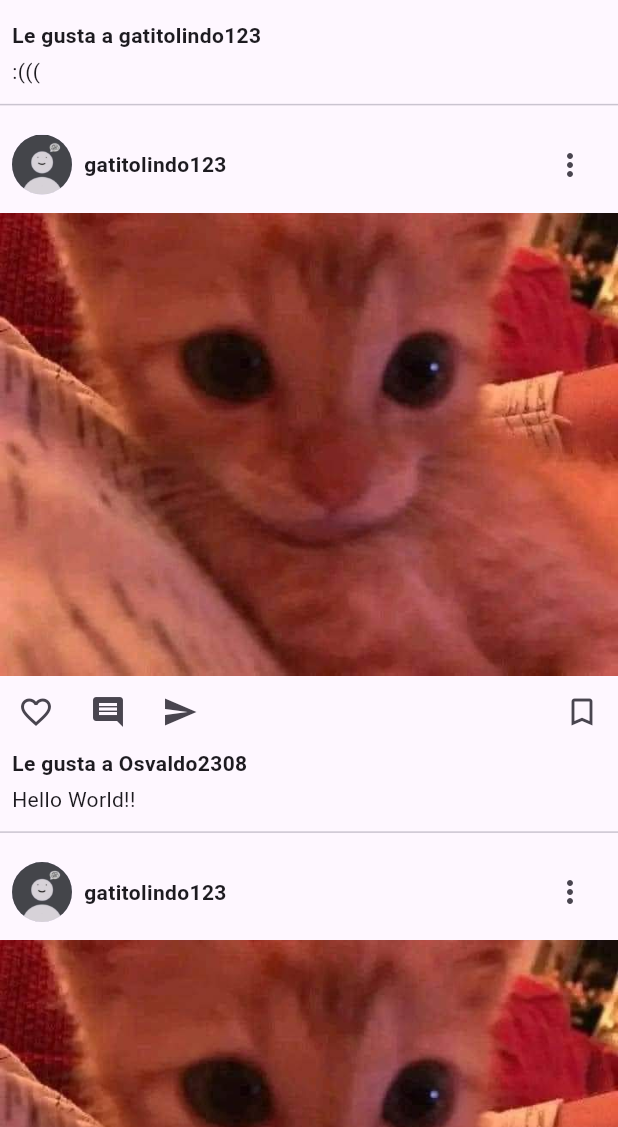
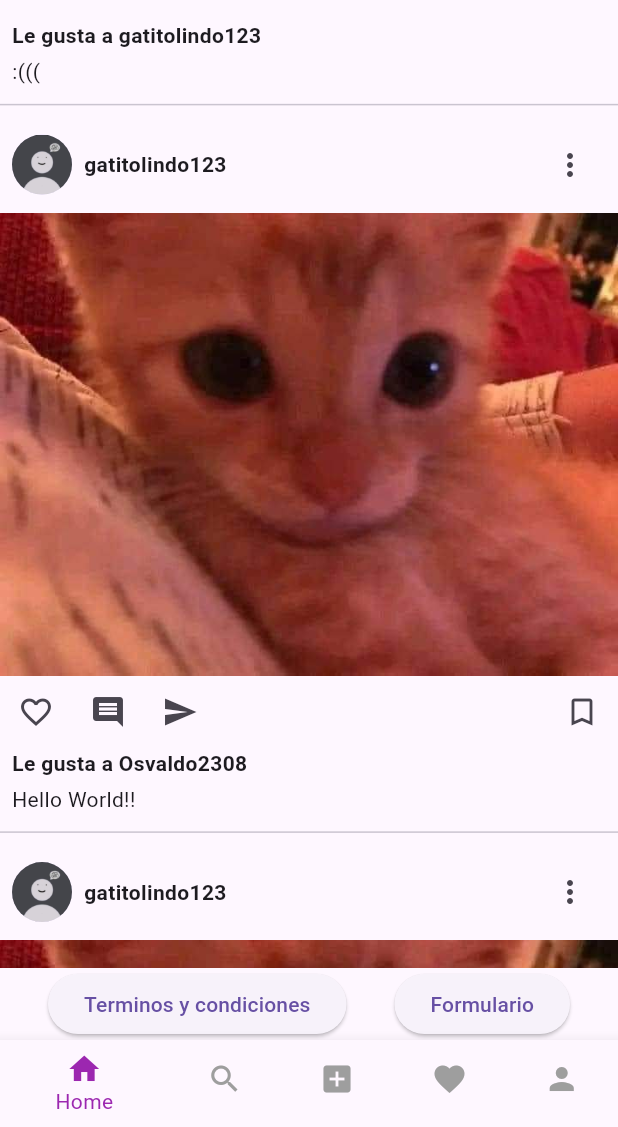
Before and after one commit to Osvaldo2308/9B_Maye_Osvaldo_App1, a Flutter app: the screen it shows after launch, scrolled down 576 dp, on a phone screen of 412 x 824 dp, the part 109-1236 px from its top. Run offline on Flutter 3.47's test engine with Material 3 defaults, Android fonts, the phone set to English and light mode, and no system bars.

```diff
--- a/lib/main.dart
+++ b/lib/main.dart
@@ -4,9 +4,14 @@ import 'package:flutter/material.dart';
 
 void main() => runApp(const MyApp());
 
-class MyApp extends StatelessWidget {
+class MyApp extends StatefulWidget {
   const MyApp({super.key});
 
+  @override
+  State<MyApp> createState() => _MyAppState();
+}
+
+class _MyAppState extends State<MyApp> {
   @override
   Widget build(BuildContext context) {
     return const MaterialApp(
--- a/lib/pantallas/PantallaPrincipal.dart
+++ b/lib/pantallas/PantallaPrincipal.dart
@@ -1,12 +1,61 @@
 import 'package:flutter/material.dart';
 import '/widgets/iconbuttons.dart';
-import '/widgets/post_item.dart'; // Importa el widget PostItem
-import '/datos/datos.dart'; // Importa los datos
 
-class PantallaPrincipal extends StatelessWidget {
-  const PantallaPrincipal({
-    super.key,
-  });
+// Importa las nuevas páginas
+import 'home.dart';
+import 'search.dart';
+import 'add.dart';
+import 'likes.dart';
+import 'profile.dart';
+import 'tyc.dart';
+import 'formulario.dart';
+
+class PantallaPrincipal extends StatefulWidget {
+  const PantallaPrincipal({Key? key}) : super(key: key);
+
+  @override
+  _PantallaPrincipalState createState() => _PantallaPrincipalState();
+}
+
+class _PantallaPrincipalState extends State<PantallaPrincipal> {
+  int _selectedIndex = 0;
+
+  void _onItemTapped(int index) {
+    setState(() {
+      _selectedIndex = index;
+    });
+  }
+
+  final List<BottomNavigationBarItem> _bottomNavItems = const [
+    BottomNavigationBarItem(
+      icon: Icon(Icons.home),
+      label: 'Home',
+    ),
+    BottomNavigationBarItem(
+      icon: Icon(Icons.search),
+      label: 'Search',
+    ),
+    BottomNavigationBarItem(
+      icon: Icon(Icons.add_box),
+      label: 'Add',
+    ),
+    BottomNavigationBarItem(
+      icon: Icon(Icons.favorite),
+      label: 'Likes',
+    ),
+    BottomNavigationBarItem(
+      icon: Icon(Icons.person),
+      label: 'Profile',
+    ),
+  ];
+
+  final List<Widget> _pages = const [
+    HomeScreen(),
+    SearchScreen(),
+    AddScreen(),
+    LikesScreen(),
+    ProfileScreen(),
+  ];
 
   @override
   Widget build(BuildContext context) {
@@ -19,18 +68,27 @@ class PantallaPrincipal extends StatelessWidget {
           buttonicons(),
         ],
       ),
-      body: SingleChildScrollView(
-        child: Column(
-          children: ListCard.map((post) {
-            return PostItem(
-              username: post['username']!,
-              avatar: post['avatar']!,
-              postImage: post['postImage']!,
-              likes: post['likes']!,
-              caption: post['caption']!,
-            );
-          }).toList(),
-        ),
+      body: Column(
+        children: [
+          Expanded(child: _pages[_selectedIndex]),
+                Row(mainAxisAlignment: MainAxisAlignment.spaceEvenly,
+                children: [
+                  ElevatedButton(onPressed: (){
+                  Navigator.push(context, MaterialPageRoute(builder: (context) => const tyc()));
+                }, child: const Text("Terminos y condiciones")),
+                ElevatedButton(onPressed: (){
+                  Navigator.push(context, MaterialPageRoute(builder: (context) => const formulario()));
+                }, child: const Text("Formulario")),
+              ],
+            ),
+        ],
+      ),
+      bottomNavigationBar: BottomNavigationBar(
+        items: _bottomNavItems,
+        currentIndex: _selectedIndex,
+        selectedItemColor: Colors.purple,
+        unselectedItemColor: Colors.grey,
+        onTap: _onItemTapped,
       ),
     );
   }
--- /dev/null
+++ b/lib/pantallas/home.dart
@@ -0,0 +1,27 @@
+import 'package:flutter/material.dart';
+import '/widgets/post_item.dart'; // Importa el widget PostItem
+import '/datos/datos.dart'; // Importa los datos
+
+
+class HomeScreen extends StatelessWidget {
+  const HomeScreen({super.key});
+
+    @override
+  Widget build(BuildContext context) {
+    return Scaffold(
+      body: SingleChildScrollView(
+        child: Column(
+          children: ListCard.map((post) {
+            return PostItem(
+              username: post['username']!,
+              avatar: post['avatar']!,
+              postImage: post['postImage']!,
+              likes: post['likes']!,
+              caption: post['caption']!,
+            );
+          }).toList(),
+        ),
+      ),
+    );
+  }
+}
```
Also changed, not shown: lib/pantallas/add.dart (added, +12 -0 lines), lib/pantallas/formulario.dart (added, +122 -0 lines), lib/pantallas/likes.dart (added, +12 -0 lines), lib/pantallas/profile.dart (added, +12 -0 lines), lib/pantallas/search.dart (added, +12 -0 lines), lib/pantallas/tyc.dart (added, +109 -0 lines).
